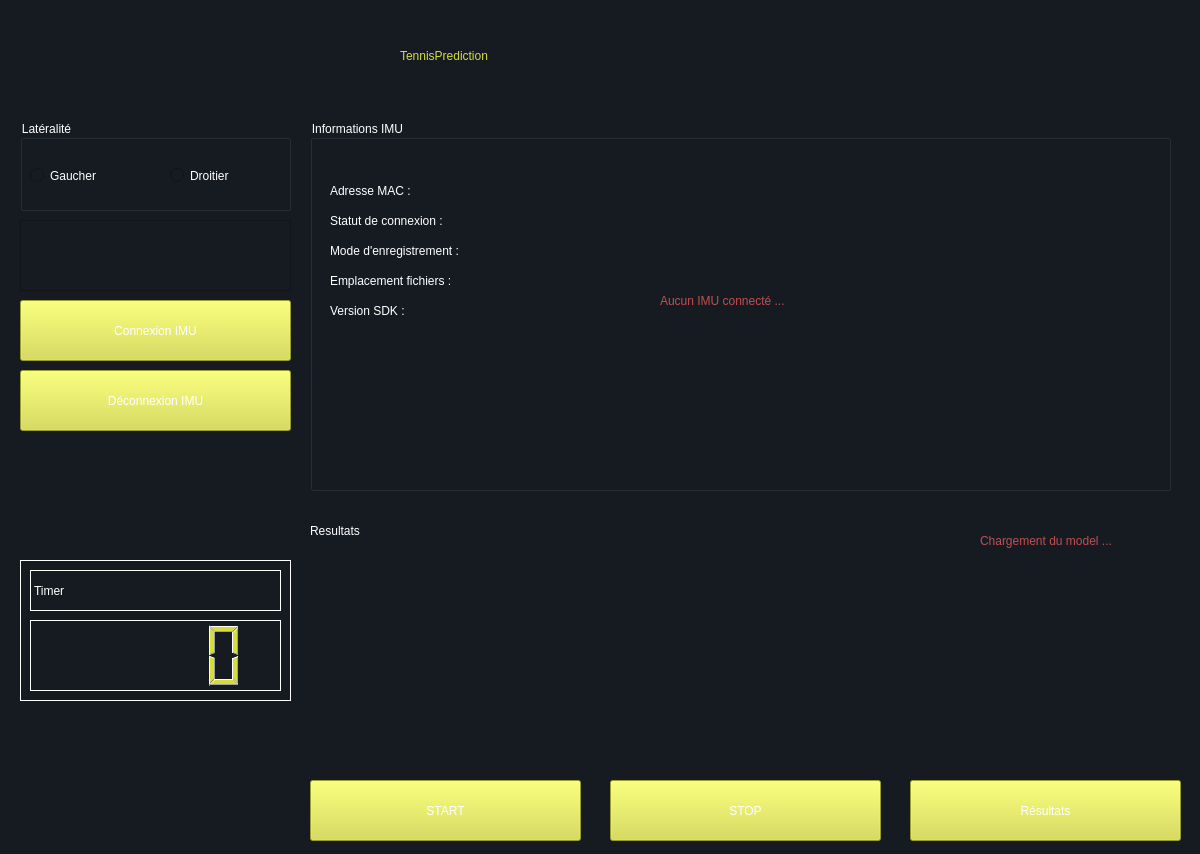
VictorVatt/ShotPredictionApp, file data/ui_application.ui: the form before one commit.
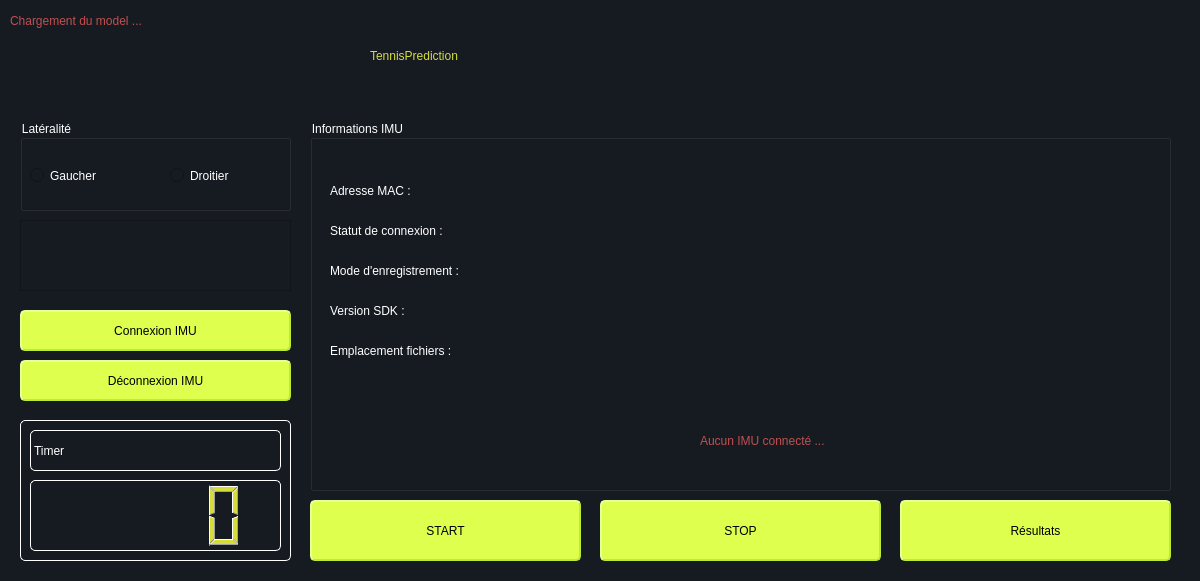
The form after the commit. Icons and pictures are not drawn.

Diff of the .ui file:
```diff
--- a/data/ui_application.ui
+++ b/data/ui_application.ui
@@ -7,13 +7,19 @@
     <x>0</x>
     <y>0</y>
     <width>1200</width>
-    <height>854</height>
+    <height>581</height>
    </rect>
   </property>
+  <property name="minimumSize">
+   <size>
+    <width>1200</width>
+    <height>581</height>
+   </size>
+  </property>
   <property name="maximumSize">
    <size>
     <width>1200</width>
-    <height>854</height>
+    <height>581</height>
    </size>
   </property>
   <property name="windowTitle">
@@ -79,15 +85,16 @@
   <widget class="QLabel" name="title">
    <property name="geometry">
     <rect>
-     <x>400</x>
+     <x>370</x>
      <y>20</y>
-     <width>441</width>
+     <width>501</width>
      <height>71</height>
     </rect>
    </property>
    <property name="styleSheet">
-    <string notr="true">font: 75 36pt &quot;Sharp Sans Display No2&quot;;
-color: rgb(213, 220, 60);</string>
+    <string notr="true">font: 75 36pt &quot;Sharp Sans&quot;;
+color: rgb(213, 220, 60);
+text-align:center;</string>
    </property>
    <property name="text">
     <string>TennisPrediction</string>
@@ -119,10 +126,10 @@
    <widget class="QLabel" name="message_connexion">
     <property name="geometry">
      <rect>
-      <x>350</x>
-      <y>130</y>
-      <width>471</width>
-      <height>101</height>
+      <x>390</x>
+      <y>290</y>
+      <width>461</width>
+      <height>61</height>
      </rect>
     </property>
     <property name="styleSheet">
@@ -137,7 +144,7 @@
      <rect>
       <x>20</x>
       <y>50</y>
-      <width>221</width>
+      <width>371</width>
       <height>41</height>
      </rect>
     </property>
@@ -153,8 +160,8 @@
     <property name="geometry">
      <rect>
       <x>20</x>
-      <y>80</y>
-      <width>221</width>
+      <y>90</y>
+      <width>401</width>
       <height>41</height>
      </rect>
     </property>
@@ -171,7 +178,7 @@
      <rect>
       <x>20</x>
       <y>170</y>
-      <width>221</width>
+      <width>721</width>
       <height>41</height>
      </rect>
     </property>
@@ -187,8 +194,8 @@
     <property name="geometry">
      <rect>
       <x>20</x>
-      <y>140</y>
-      <width>221</width>
+      <y>210</y>
+      <width>451</width>
       <height>41</height>
      </rect>
     </property>
@@ -204,8 +211,8 @@
     <property name="geometry">
      <rect>
       <x>20</x>
-      <y>110</y>
-      <width>221</width>
+      <y>130</y>
+      <width>431</width>
       <height>41</height>
      </rect>
     </property>
@@ -218,37 +225,30 @@
     </property>
    </widget>
   </widget>
-  <widget class="QLabel" name="results_label">
-   <property name="geometry">
-    <rect>
-     <x>310</x>
-     <y>510</y>
-     <width>211</width>
-     <height>41</height>
-    </rect>
-   </property>
-   <property name="styleSheet">
-    <string notr="true">color: rgb(255, 255, 255);
-font: 75 20pt &quot;Sharp Sans Display No2&quot;;
-</string>
-   </property>
-   <property name="text">
-    <string>Resultats</string>
-   </property>
-  </widget>
   <widget class="QPushButton" name="startRecord">
    <property name="geometry">
     <rect>
      <x>310</x>
-     <y>780</y>
+     <y>500</y>
      <width>271</width>
      <height>61</height>
     </rect>
    </property>
    <property name="styleSheet">
-    <string notr="true">color:rgb(255, 255, 255);
-background-color: rgb(213, 220, 60);
-font: 22pt &quot;MS Shell Dlg 2&quot;;</string>
+    <string notr="true">QPushButton {
+    border-radius: 5px;
+    color: black;
+	font: 75 10pt &quot;Sharp Sans&quot;;
+	background-color: #DFFF4F;
+    border-style: outset;
+    border-width: 2px;
+    border-color: #BCEB33;
+}
+
+QPushButton:pressed {
+    background-color: #BCEB33;
+    border-style: inset;
+}</string>
    </property>
    <property name="text">
     <string>START</string>
@@ -257,16 +257,27 @@
   <widget class="QPushButton" name="resetRecord">
    <property name="geometry">
     <rect>
-     <x>910</x>
-     <y>780</y>
+     <x>900</x>
+     <y>500</y>
      <width>271</width>
      <height>61</height>
     </rect>
    </property>
    <property name="styleSheet">
-    <string notr="true">color:rgb(255, 255, 255);
-background-color: rgb(213, 220, 60);
-font: 16pt &quot;MS Shell Dlg 2&quot;;</string>
+    <string notr="true">QPushButton {
+    border-radius: 5px;
+    color: black;
+	font: 75 10pt &quot;Sharp Sans&quot;;
+	background-color: #DFFF4F;
+    border-style: outset;
+    border-width: 2px;
+    border-color: #BCEB33;
+}
+
+QPushButton:pressed {
+    background-color: #BCEB33;
+    border-style: inset;
+}</string>
    </property>
    <property name="text">
     <string>Résultats</string>
@@ -275,16 +286,27 @@
   <widget class="QPushButton" name="stopRecord">
    <property name="geometry">
     <rect>
-     <x>610</x>
-     <y>780</y>
-     <width>271</width>
+     <x>600</x>
+     <y>500</y>
+     <width>281</width>
      <height>61</height>
     </rect>
    </property>
    <property name="styleSheet">
-    <string notr="true">color:rgb(255, 255, 255);
-background-color: rgb(213, 220, 60);
-font: 22pt &quot;MS Shell Dlg 2&quot;;</string>
+    <string notr="true">QPushButton {
+    border-radius: 5px;
+    color: black;
+	font: 75 10pt &quot;Sharp Sans&quot;;
+	background-color: #DFFF4F;
+    border-style: outset;
+    border-width: 2px;
+    border-color: #BCEB33;
+}
+
+QPushButton:pressed {
+    background-color: #BCEB33;
+    border-style: inset;
+}</string>
    </property>
    <property name="text">
     <string>STOP</string>
@@ -294,13 +316,14 @@
    <property name="geometry">
     <rect>
      <x>20</x>
-     <y>560</y>
+     <y>420</y>
      <width>271</width>
      <height>141</height>
     </rect>
    </property>
    <property name="styleSheet">
-    <string notr="true">border: 1px solid rgb(255, 255, 255);</string>
+    <string notr="true">border: 1px solid rgb(255, 255, 255);
+border-radius: 5px;</string>
    </property>
    <property name="frameShape">
     <enum>QFrame::StyledPanel</enum>
@@ -319,6 +342,7 @@
     </property>
     <property name="styleSheet">
      <string notr="true">color: rgb(213, 220, 60);
+border-radius: 5px;
 </string>
     </property>
     <property name="value" stdset="0">
@@ -335,9 +359,9 @@
      </rect>
     </property>
     <property name="styleSheet">
-     <string notr="true">color: rgb(255, 255, 255);
-font: 75 20pt &quot;Sharp Sans Display No2&quot;;
-font: 14pt &quot;MS Shell Dlg 2&quot;;</string>
+     <string notr="true">font: 75 16pt &quot;Sharp Sans&quot;;
+color: rgb(255, 255, 255);
+border-radius: 5px;</string>
     </property>
     <property name="text">
      <string>Timer </string>
@@ -348,15 +372,26 @@
    <property name="geometry">
     <rect>
      <x>20</x>
-     <y>300</y>
+     <y>310</y>
      <width>271</width>
-     <height>61</height>
+     <height>41</height>
     </rect>
    </property>
    <property name="styleSheet">
-    <string notr="true">color:rgb(255, 255, 255);
-font: 10pt &quot;MS Shell Dlg 2&quot;;
-background-color: rgb(213, 220, 60);</string>
+    <string notr="true">QPushButton {
+    border-radius: 5px;
+    color: black;
+	font: 75 10pt &quot;Sharp Sans&quot;;
+	background-color: #DFFF4F;
+    border-style: outset;
+    border-width: 2px;
+    border-color: #BCEB33;
+}
+
+QPushButton:pressed {
+    background-color: #BCEB33;
+    border-style: inset;
+}</string>
    </property>
    <property name="text">
     <string>Connexion IMU</string>
@@ -380,15 +415,26 @@
    <property name="geometry">
     <rect>
      <x>20</x>
-     <y>370</y>
+     <y>360</y>
      <width>271</width>
-     <height>61</height>
+     <height>41</height>
     </rect>
    </property>
    <property name="styleSheet">
-    <string notr="true">color:rgb(255, 255, 255);
-font: 10pt &quot;MS Shell Dlg 2&quot;;
-background-color: rgb(213, 220, 60);</string>
+    <string notr="true">QPushButton {
+    border-radius: 5px;
+    color: black;
+	font: 75 10pt &quot;Sharp Sans&quot;;
+	background-color: #DFFF4F;
+    border-style: outset;
+    border-width: 2px;
+    border-color: #BCEB33;
+}
+
+QPushButton:pressed {
+    background-color: #BCEB33;
+    border-style: inset;
+}</string>
    </property>
    <property name="text">
     <string>Déconnexion IMU</string>
@@ -397,9 +443,9 @@
   <widget class="QLabel" name="message_connexion_2">
    <property name="geometry">
     <rect>
-     <x>980</x>
-     <y>530</y>
-     <width>201</width>
+     <x>10</x>
+     <y>10</y>
+     <width>231</width>
      <height>21</height>
     </rect>
    </property>
@@ -411,16 +457,24 @@
     <string>Chargement du model ...</string>
    </property>
   </widget>
-  <widget class="QWidget" name="gridLayoutWidget">
+  <widget class="QLabel" name="logo">
    <property name="geometry">
     <rect>
-     <x>310</x>
-     <y>560</y>
-     <width>871</width>
-     <height>211</height>
+     <x>1050</x>
+     <y>0</y>
+     <width>131</width>
+     <height>121</height>
     </rect>
    </property>
-   <layout class="QGridLayout" name="gridLayout"/>
+   <property name="text">
+    <string/>
+   </property>
+   <property name="pixmap">
+    <pixmap resource="root.qrc">:/Logo/logo_app.png</pixmap>
+   </property>
+   <property name="scaledContents">
+    <bool>true</bool>
+   </property>
   </widget>
  </widget>
  <resources>
```
Left out of the diff: 31 changed lines with no effect on the pictures.
